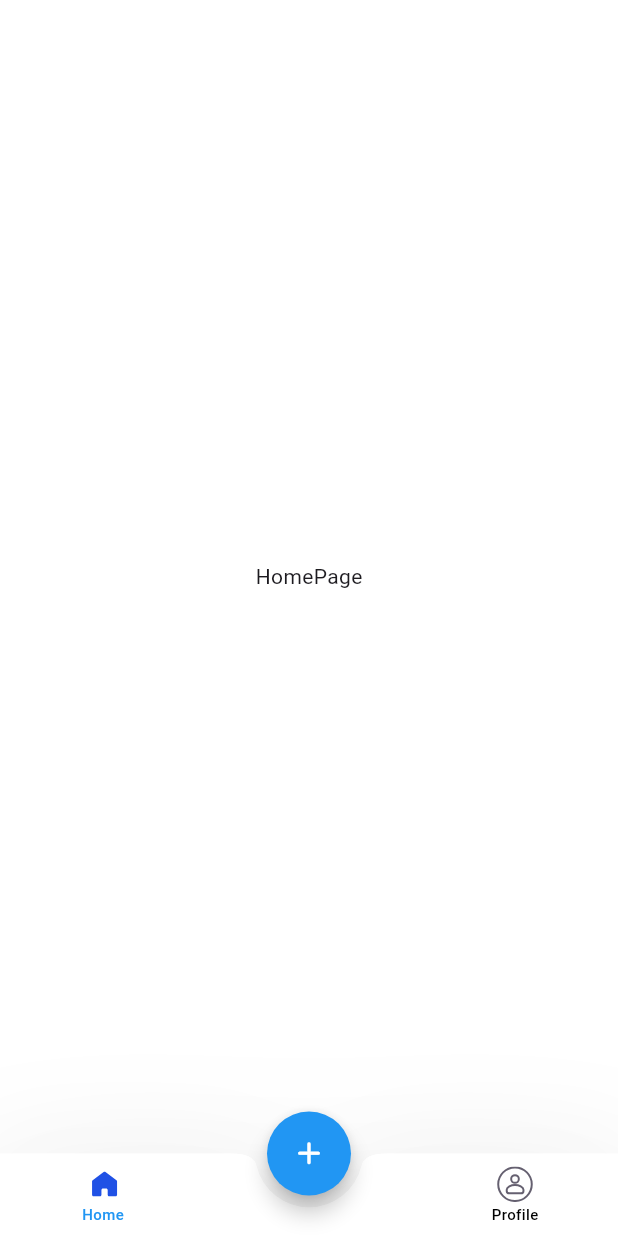
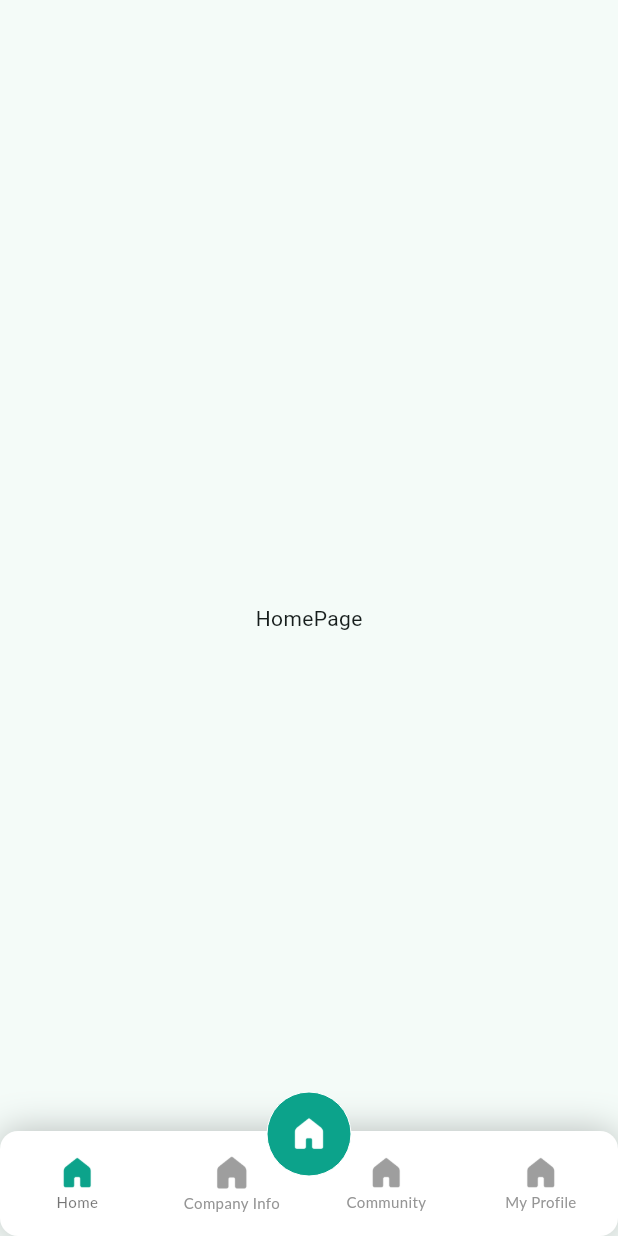
Before and after one commit to CAPJITESH/vega24_DartDash, a Flutter app: the screen it shows after launch, on a phone screen of 412 x 824 dp. Run offline on Flutter 3.47's test engine with Material 3 defaults, Android fonts, the light colour scheme and no system bars; our stand-ins replace flutter_keyboard_visibility, flutter_svg, toastification; Roboto replaces fonts that are missing (Lato).

Commit message:
bottom nav added

```diff
--- a/lib/constants/constants.dart
+++ b/lib/constants/constants.dart
@@ -1,3 +1,12 @@
 import 'package:flutter/material.dart';
 
-Color color = const Color(0xfffffffff);
+Color white = const Color(0xfffffffff);
+Color cyanlight = const Color(0xffC1FAFE);
+Color cyan = const Color(0xFF8CF7F9);
+Color cyanDarker = const Color(0xFF57E9E3);
+Color cyanDarkest = const Color(0xFF25CCBB);
+Color green = const Color(0xFF0CA38B);
+Color greenDarker = const Color(0xFF03795F);
+Color greenDarkest = const Color(0xFF00503A);
+Color greenBlack = const Color(0xFF002619);
+Color black = const Color(0xFFFFFF);
--- a/lib/main.dart
+++ b/lib/main.dart
@@ -1,5 +1,8 @@
 import 'package:dartdash/screens/Bottom%20Nav/bottom_nav.dart';
+import 'package:dartdash/screens/Bottom%20Nav/bottom_nav_new.dart';
 import 'package:flutter/material.dart';
+
+import 'constants/constants.dart';
 
 void main() {
   runApp(const MyApp());
@@ -15,10 +18,10 @@ class MyApp extends StatelessWidget {
       title: 'Flutter Demo',
       debugShowCheckedModeBanner: false,
       theme: ThemeData(
-        colorScheme: ColorScheme.fromSeed(seedColor: Colors.deepPurple),
+        colorScheme: ColorScheme.fromSeed(seedColor: cyanDarkest),
         useMaterial3: true,
       ),
-      home: const BottomNavBar(),
+      home:  const BottomNav(currentIndex: 0,),
     );
   }
 }
--- a/lib/screens/Bottom Nav/bottom_nav.dart
+++ b/lib/screens/Bottom Nav/bottom_nav.dart
@@ -115,13 +115,31 @@ class _BottomNavBarState extends State<BottomNavBar> {
                         isSelected: _pageIndex == 0,
                         onTap: () => _setPage(0),
                       ),
+                     // const Expanded(child: SizedBox()),
+                      BottomNavItem(
+                        name: "Home",
+                        iconData: "assets/home_nav.svg",
+                        isSelected: _pageIndex == 0,
+                        onTap: () => _setPage(0),
+                      ),
+                     const Expanded(child: SizedBox()),
                       const Expanded(child: SizedBox()),
+                      const Expanded(child: SizedBox()),
+
                       BottomNavItem(
                         name: "Profile",
                         iconData: "assets/profile_nav.svg",
                         isSelected: _pageIndex == 1,
                         onTap: () => _setPage(1),
                       ),
+                      //const Expanded(child: SizedBox()),
+                      BottomNavItem(
+                        name: "Home",
+                        iconData: "assets/home_nav.svg",
+                        isSelected: _pageIndex == 0,
+                        onTap: () => _setPage(0),
+                      ),
+                      const Expanded(child: SizedBox()),
                     ],
                   ),
                 ),
--- /dev/null
+++ b/lib/screens/Bottom Nav/bottom_nav_new.dart
@@ -0,0 +1,185 @@
+import 'package:dartdash/constants/constants.dart';
+import 'package:dartdash/screens/community/community.dart';
+import 'package:flutter/material.dart';
+//import 'package:flutter_screenutil/flutter_screenutil.dart';
+
+import '../Home/home.dart';
+import '../Profile/profile.dart';
+import '../coding_mock/codingMock.dart';
+import '../company_info/company_info.dart';
+
+class BottomNav extends StatefulWidget {
+  final int currentIndex;
+  const BottomNav({required this.currentIndex, super.key});
+
+  @override
+  State<BottomNav> createState() => _BottomNavState();
+}
+
+class _BottomNavState extends State<BottomNav> {
+  int _selectedIndex = 0;
+
+  List<Widget> pages = [
+    const HomePage(),
+    const CompanyInfoPage(),
+    const CommunityPage(),
+    const ProfilePage(),
+  ];
+
+  void _onItemTapped(int index) async {
+    if (index >= 0 && index < pages.length) {
+      setState(() {
+        _selectedIndex = index;
+      });
+    }
+  }
+
+  @override
+  void initState() {
+    super.initState();
+    _selectedIndex = widget.currentIndex;
+  }
+
+  @override
+  Widget build(BuildContext context) {
+    return Scaffold(
+      floatingActionButton: Padding(
+        padding: EdgeInsets.only(bottom: 40),
+        child: FloatingActionButton(
+          isExtended: true,
+          elevation: 0,
+          shape: RoundedRectangleBorder(
+            side: const BorderSide(
+              width: 0,
+              color: Colors.white,
+            ),
+            borderRadius: BorderRadius.circular(100),
+          ),
+          backgroundColor: green,
+          splashColor: Colors.transparent,
+          focusColor: Colors.transparent,
+          hoverColor: Colors.transparent,
+          onPressed: () async {
+            Navigator.push(context, MaterialPageRoute(builder: (context) => const Prep()));
+          },
+          child: Center(
+            child: Image.asset(
+              "assets/bottom_nav_icons/Home.png",
+              width: 25,
+              height: 25,
+              color: Colors.white,
+            ),
+          ),
+        ),
+      ),
+      floatingActionButtonLocation:
+      FloatingActionButtonLocation.centerDocked,
+      body: Stack(
+        children: [
+          pages.elementAt(_selectedIndex),
+          Align(
+            alignment: Alignment.bottomCenter,
+            child: Container(
+              height: 70,
+              decoration: BoxDecoration(
+                borderRadius: const BorderRadius.all(Radius.circular(12)),
+                color: Colors.white,
+                boxShadow: [
+                  BoxShadow(
+                    //spreadRadius: 23,
+                    color: Colors.black.withOpacity(0.26),
+                    blurRadius: 20,
+                  ),
+                ],
+              ),
+              child: BottomNavigationBar(
+                elevation: 0,
+                type: BottomNavigationBarType.fixed,
+                showSelectedLabels: true,
+                showUnselectedLabels: true,
+                unselectedItemColor: const Color(0xff959595),
+                selectedItemColor: Colors.black54,
+                selectedFontSize: 10,
+                unselectedFontSize: 10,
+                unselectedLabelStyle: const TextStyle(
+                  color: Color(0xff959595),
+                  fontFamily: "Lato",
+                ),
+                selectedLabelStyle: const TextStyle(
+                  color: Colors.black54,
+                  fontFamily: "Lato",
+                  fontWeight: FontWeight.w500,
+                ),
+                backgroundColor: Colors.transparent,
+                items: <BottomNavigationBarItem>[
+                  BottomNavigationBarItem(
+                    activeIcon: Image.asset(
+                      'assets/bottom_nav_icons/Home.png',
+                      width: 24,
+                      height: 24,
+                      color: green,
+                    ),
+                    icon: Image.asset(
+                      'assets/bottom_nav_icons/Home.png',
+                      width: 24,
+                      height: 24,
+                      color: Colors.grey,
+                    ),
+                    label: 'Home',
+                  ),
+                  BottomNavigationBarItem(
+                    activeIcon: Image.asset(
+                      'assets/bottom_nav_icons/Home.png',
+                      width: 26,
+                      height: 26,
+                      color: green,
+                    ),
+                    icon: Image.asset(
+                      'assets/bottom_nav_icons/Home.png',
+                      width: 26,
+                      height: 26,
+                      color: Colors.grey,
+                    ),
+                    label: 'Company Info',
+                  ),
+                  BottomNavigationBarItem(
+                    activeIcon: Image.asset(
+                      'assets/bottom_nav_icons/Home.png',
+                      width: 24,
+                      height: 24,
+                      color: green,
+                    ),
+                    icon: Image.asset(
+                      'assets/bottom_nav_icons/Home.png',
+                      width: 24,
+                      height: 24,
+                      color: Colors.grey,
+                    ),
+                    label: 'Community',
+                  ),
+                  BottomNavigationBarItem(
+                    activeIcon: Image.asset(
+                      'assets/bottom_nav_icons/Home.png',
+                      width: 24,
+                      height: 24,
+                      color: green,
+                    ),
+                    icon: Image.asset(
+                      'assets/bottom_nav_icons/Home.png',
+                      width: 24,
+                      height: 24,
+                      color: Colors.grey,
+                    ),
+                    label: 'My Profile',
+                  ),
+                ],
+                currentIndex: _selectedIndex,
+                onTap: _onItemTapped,
+              ),
+            ),
+          ),
+        ],
+      ),
+    );
+  }
+}
--- /dev/null
+++ b/lib/screens/coding_mock/codingMock.dart
@@ -0,0 +1,15 @@
+  import 'package:flutter/material.dart';
+
+class Prep extends StatefulWidget {
+    const Prep({super.key});
+
+    @override
+    State<Prep> createState() => _PrepState();
+  }
+
+  class _PrepState extends State<Prep> {
+    @override
+    Widget build(BuildContext context) {
+      return const Scaffold();
+    }
+  }
--- /dev/null
+++ b/lib/screens/community/community.dart
@@ -0,0 +1,16 @@
+import 'package:flutter/cupertino.dart';
+import 'package:flutter/material.dart';
+
+class CommunityPage extends StatefulWidget {
+  const CommunityPage({super.key});
+
+  @override
+  State<CommunityPage> createState() => _CommunityPageState();
+}
+
+class _CommunityPageState extends State<CommunityPage> {
+  @override
+  Widget build(BuildContext context) {
+    return const Scaffold();
+  }
+}
--- /dev/null
+++ b/lib/screens/company_info/company_info.dart
@@ -0,0 +1,15 @@
+import 'package:flutter/material.dart';
+
+class CompanyInfoPage extends StatefulWidget {
+  const CompanyInfoPage({super.key});
+
+  @override
+  State<CompanyInfoPage> createState() => _CompanyInfoPageState();
+}
+
+class _CompanyInfoPageState extends State<CompanyInfoPage> {
+  @override
+  Widget build(BuildContext context) {
+    return const Scaffold();
+  }
+}
--- a/pubspec.yaml
+++ b/pubspec.yaml
@@ -38,6 +38,8 @@ dependencies:
   flutter_keyboard_visibility: ^6.0.0
   toastification: ^1.2.1
   flutter_svg: ^2.0.10+1
+  flutter_screenutil: ^5.9.0
+
 
 dev_dependencies:
   flutter_test:
@@ -64,6 +66,7 @@ flutter:
   # To add assets to your application, add an assets section, like this:
   assets:
     - assets/
+    - assets/bottom_nav_icons/
     # - images/a_dot_ham.jpeg
 
   # An image asset can refer to one or more resolution-specific "variants", see
```
Also changed, not shown: assets/bottom_nav_icons/Home.png (added).
